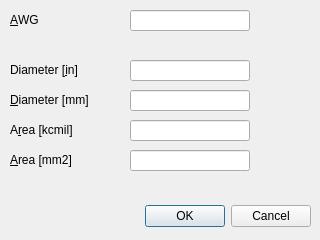
Kudaschov/ViCalc, file vicalc/ui/awg_to_mm2_dialog.ui: the form before one commit.
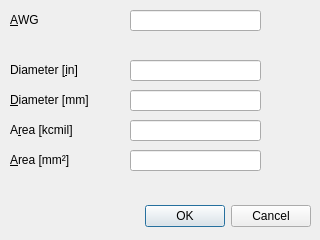
The form after the commit. Custom widgets are drawn as their Qt base class.

```diff
--- a/vicalc/ui/awg_to_mm2_dialog.ui
+++ b/vicalc/ui/awg_to_mm2_dialog.ui
@@ -50,7 +50,7 @@
     <rect>
      <x>130</x>
      <y>10</y>
-     <width>120</width>
+     <width>131</width>
      <height>21</height>
     </rect>
    </property>
@@ -76,7 +76,7 @@
     <rect>
      <x>130</x>
      <y>60</y>
-     <width>120</width>
+     <width>131</width>
      <height>21</height>
     </rect>
    </property>
@@ -105,7 +105,7 @@
     <rect>
      <x>130</x>
      <y>90</y>
-     <width>120</width>
+     <width>131</width>
      <height>21</height>
     </rect>
    </property>
@@ -134,7 +134,7 @@
     <rect>
      <x>130</x>
      <y>120</y>
-     <width>120</width>
+     <width>131</width>
      <height>21</height>
     </rect>
    </property>
@@ -152,7 +152,7 @@
     </rect>
    </property>
    <property name="text">
-    <string>&amp;Area [mm2]</string>
+    <string>&amp;Area [mm²]</string>
    </property>
    <property name="buddy">
     <cstring>areaMm2LineEdit</cstring>
@@ -163,7 +163,7 @@
     <rect>
      <x>130</x>
      <y>150</y>
-     <width>120</width>
+     <width>131</width>
      <height>21</height>
     </rect>
    </property>
@@ -172,6 +172,13 @@
    </property>
   </widget>
  </widget>
+ <customwidgets>
+  <customwidget>
+   <class>DotLineEdit</class>
+   <extends>QLineEdit</extends>
+   <header>.dot_line_edit</header>
+  </customwidget>
+ </customwidgets>
  <resources/>
  <connections>
   <connection>
```
Left out of the diff: 4 changed lines with no effect on the pictures.
